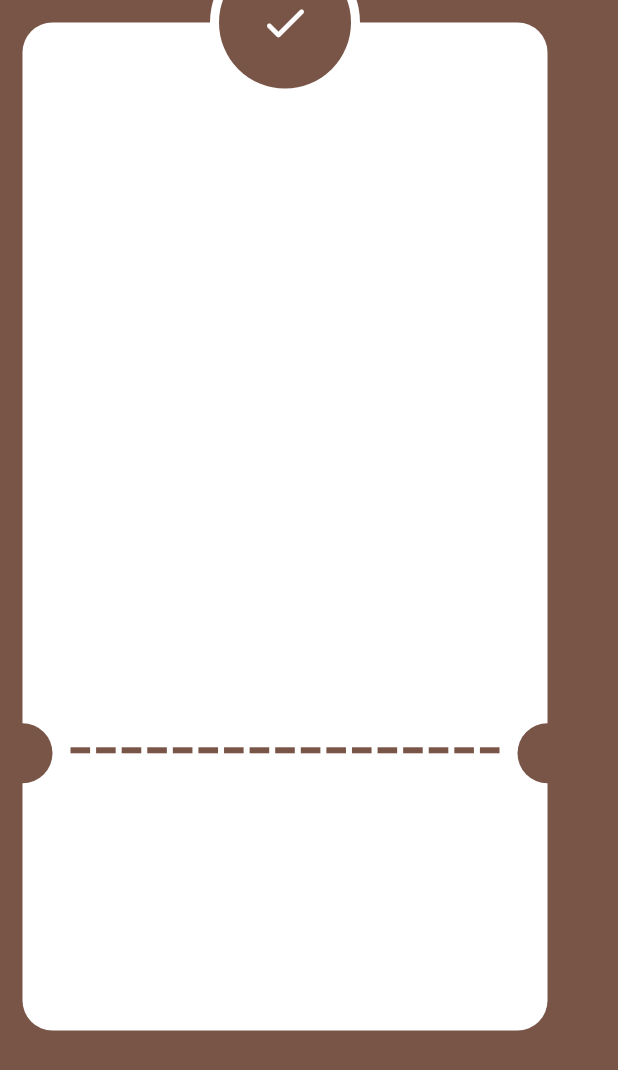
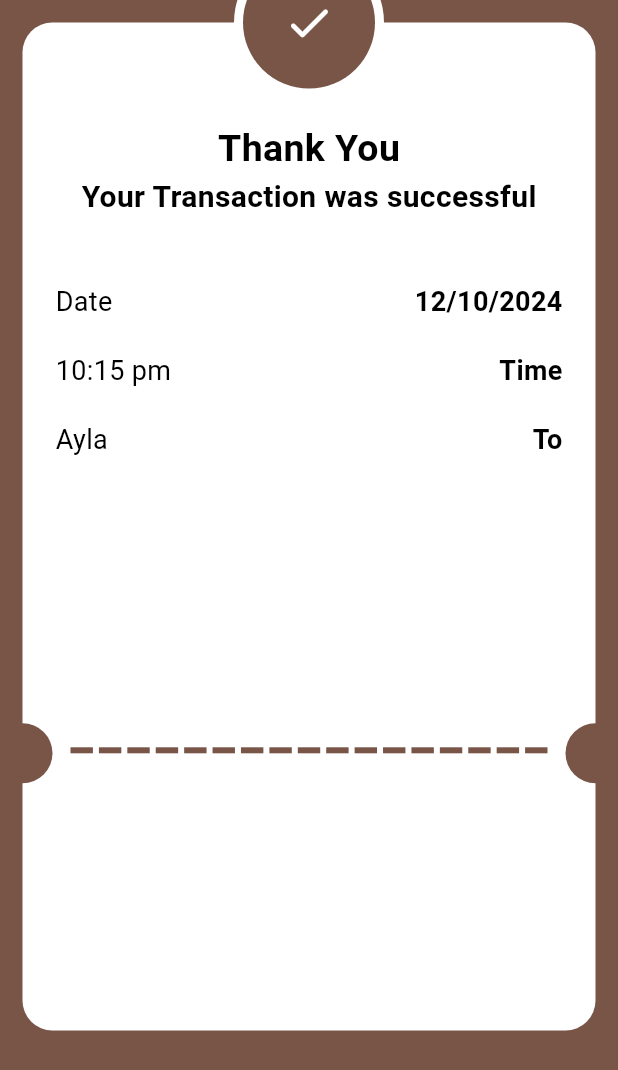
Before and after one commit to Yasmeen-aboeleneen/Flutter-Payment-Integration, a Flutter app: the LastScreen screen opened directly, on a phone screen of 412 x 824 dp. Shown: the top 1070 px of the screen. Run offline on Flutter 3.47's test engine with Material 3 defaults, Android fonts, the phone set to English and light mode, and no system bars; our stand-ins replace flutter_credit_card, flutter_svg.

Commit message:
payment item info

```diff
--- /dev/null
+++ b/lib/Features/Widgets/payment_info.dart
@@ -0,0 +1,27 @@
+import 'package:flutter/material.dart';
+import 'package:flutter_payments/Core/Utils/Styles/Styles.dart';
+
+class PaymentInfo extends StatelessWidget {
+  const PaymentInfo({
+    Key? key,
+    required this.value,
+    required this.title,
+  }) : super(key: key);
+  final String title, value;
+  @override
+  Widget build(BuildContext context) {
+    return Row(
+      mainAxisAlignment: MainAxisAlignment.spaceBetween,
+      children: [
+        Text(
+          title,
+          style: Styles.style18,
+        ),
+        Text(
+          value,
+          style: Styles.styleBold18,
+        ),
+      ],
+    );
+  }
+}
--- a/lib/Features/Widgets/thank_you_card.dart
+++ b/lib/Features/Widgets/thank_you_card.dart
@@ -1,4 +1,6 @@
 import 'package:flutter/material.dart';
+import 'package:flutter_payments/Core/Utils/Styles/Styles.dart';
+import 'package:flutter_payments/Features/Widgets/payment_info.dart';
 
 class ThankYouCard extends StatelessWidget {
   const ThankYouCard({
@@ -8,12 +10,48 @@ class ThankYouCard extends StatelessWidget {
   @override
   Widget build(BuildContext context) {
     return Container(
-      width: 350,
+      width: double.infinity,
       height: 672,
       decoration: ShapeDecoration(
           color: Colors.white,
           shape:
               RoundedRectangleBorder(borderRadius: BorderRadius.circular(20))),
+      child: const Padding(
+        padding: EdgeInsets.only(top: 50 + 16, left: 22, right: 22),
+        child: Column(
+          children: [
+            Text(
+              'Thank You',
+              style: Styles.style25,
+            ),
+            Text(
+              'Your Transaction was successful',
+              style: Styles.style20,
+            ),
+            SizedBox(
+              height: 42,
+            ),
+            PaymentInfo(
+              title: 'Date',
+              value: '12/10/2024',
+            ),
+            SizedBox(
+              height: 20,
+            ),
+            PaymentInfo(
+              value: 'Time',
+              title: '10:15 pm',
+            ),
+            SizedBox(
+              height: 20,
+            ),
+            PaymentInfo(
+              value: 'To',
+              title: 'Ayla',
+            )
+          ],
+        ),
+      ),
     );
   }
 }
```
